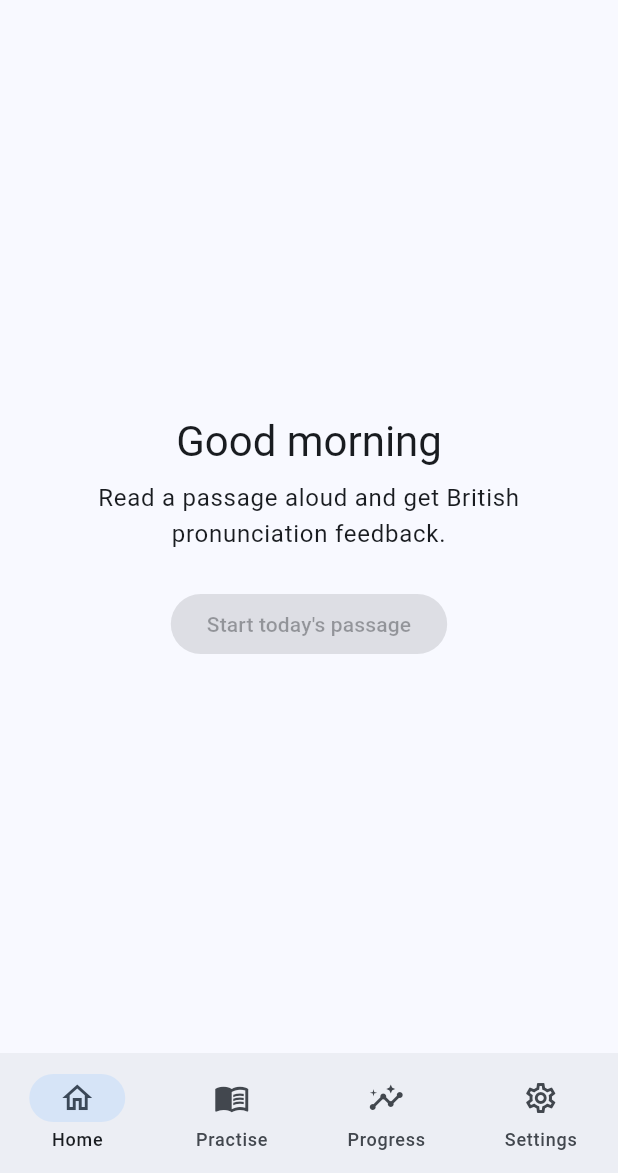
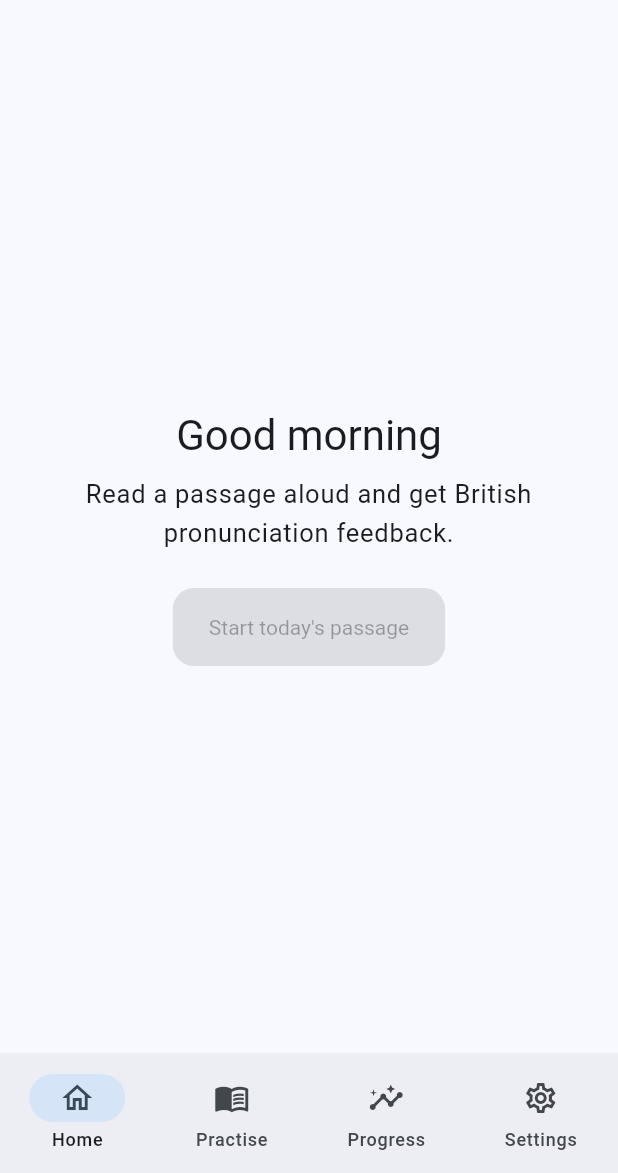
Before and after one commit to idawud/UK-Pronunciation-Coach, a Flutter app: the screen it shows after launch, on a phone screen of 412 x 824 dp, the part 63-1236 px from its top. Run offline on Flutter 3.47's test engine with Material 3 defaults, Android fonts, the phone set to English and light mode, and no system bars; our stand-ins replace device_info_plus, flutter_riverpod, freezed_annotation, go_router; missing offline and left inert: dart:ffi, onnxruntime_v2.

Commit message:
Add Material 3 theme with AA score colours, cues, typography and layout helpers
Bundle Noto Sans (SIL OFL 1.1) as the IPA font, add ScoreCue underline/icon
helpers, passage text size 18-22 sp provider, ReadingWidth/TwoPane helpers and
a WCAG AA contrast test.

Co-Authored-By: Claude Opus 5.5 <noreply@anthropic.com>

```diff
--- a/lib/ui/theme/app_theme.dart
+++ b/lib/ui/theme/app_theme.dart
@@ -1,26 +1,71 @@
 import 'package:flutter/material.dart';
 
 import 'score_colors.dart';
+import 'typography.dart';
 
-/// App themes (placeholder from W0; U1 owns and replaces the look, keeping
-/// `AppTheme.light()` / `AppTheme.dark()` and the [ScoreColors] extension).
+/// App themes: Material 3, light and dark, from one navy seed, with large readable
+/// type, the bundled IPA font as a fallback for every style, and [ScoreColors].
+/// `AppTheme.light()` / `AppTheme.dark()` and the [ScoreColors] extension are the API.
 abstract final class AppTheme {
   static const Color _seed = Color(0xFF1F4E79);
 
   /// Light theme.
-  static ThemeData light() => ThemeData(
-    useMaterial3: true,
-    colorScheme: ColorScheme.fromSeed(seedColor: _seed),
-    extensions: const [ScoreColors.light],
-  );
+  static ThemeData light() => _build(Brightness.light, ScoreColors.light);
 
   /// Dark theme.
-  static ThemeData dark() => ThemeData(
-    useMaterial3: true,
-    colorScheme: ColorScheme.fromSeed(
+  static ThemeData dark() => _build(Brightness.dark, ScoreColors.dark);
+
+  static ThemeData _build(Brightness brightness, ScoreColors scores) {
+    final scheme = ColorScheme.fromSeed(
       seedColor: _seed,
-      brightness: Brightness.dark,
-    ),
-    extensions: const [ScoreColors.dark],
-  );
+      brightness: brightness,
+    );
+    final base = ThemeData(
+      useMaterial3: true,
+      colorScheme: scheme,
+      brightness: brightness,
+    );
+    const fallback = [AppTypography.ipaFontFamily];
+    final text = base.textTheme
+        .copyWith(
+          bodyLarge: base.textTheme.bodyLarge!.copyWith(fontSize: 17),
+          bodyMedium: base.textTheme.bodyMedium!.copyWith(fontSize: 15),
+        )
+        .apply(fontFamilyFallback: fallback);
+    return base.copyWith(
+      textTheme: text,
+      primaryTextTheme: base.primaryTextTheme.apply(
+        fontFamilyFallback: fallback,
+      ),
+      scaffoldBackgroundColor: scheme.surface,
+      appBarTheme: AppBarTheme(
+        backgroundColor: scheme.surface,
+        foregroundColor: scheme.onSurface,
+        centerTitle: false,
+        scrolledUnderElevation: 1,
+      ),
+      cardTheme: CardThemeData(
+        elevation: 0,
+        color: scheme.surfaceContainerLow,
+        margin: EdgeInsets.zero,
+        shape: RoundedRectangleBorder(borderRadius: BorderRadius.circular(16)),
+      ),
+      filledButtonTheme: FilledButtonThemeData(
+        style: FilledButton.styleFrom(
+          minimumSize: const Size(64, 52),
+          textStyle: text.titleMedium,
+          shape: RoundedRectangleBorder(
+            borderRadius: BorderRadius.circular(14),
+          ),
+        ),
+      ),
+      outlinedButtonTheme: OutlinedButtonThemeData(
+        style: OutlinedButton.styleFrom(minimumSize: const Size(64, 48)),
+      ),
+      progressIndicatorTheme: const ProgressIndicatorThemeData(
+        linearMinHeight: 8,
+      ),
+      extensions: [scores],
+    );
+  }
 }
--- a/lib/ui/theme/score_colors.dart
+++ b/lib/ui/theme/score_colors.dart
@@ -4,6 +4,10 @@ import '../../core/models/enums.dart';
 
 /// Score colour tokens (U1 owns the values; the class name, fields and [of] are what
 /// U2/U3/U4 code against). Read with `ScoreColors.of(context)`, never hard-code colours.
+///
+/// Every value meets WCAG AA (4.5:1) as text on the theme's surface and card colours
+/// (checked in test/ui/theme/contrast_test.dart). Colour is never the only cue: pair it
+/// with `ScoreCue` (underline + icon) from score_cue.dart.
 @immutable
 class ScoreColors extends ThemeExtension<ScoreColors> {
   /// Creates the tokens.
@@ -26,20 +30,20 @@ class ScoreColors extends ThemeExtension<ScoreColors> {
   /// Words that are not scored.
   final Color notScored;
 
-  /// Placeholder light values (U1 replaces with WCAG AA checked colours).
+  /// Light theme values (AA on white and the light surface containers).
   static const light = ScoreColors(
-    good: Color(0xFF1B7F3B),
-    close: Color(0xFF9A6100),
+    good: Color(0xFF1B6E33),
+    close: Color(0xFF8A5000),
     fix: Color(0xFFB3261E),
-    notScored: Color(0xFF6B6B6B),
+    notScored: Color(0xFF5C5F66),
   );
 
-  /// Placeholder dark values.
+  /// Dark theme values (AA on the dark surface containers).
   static const dark = ScoreColors(
     good: Color(0xFF7BD88F),
     close: Color(0xFFFFC266),
     fix: Color(0xFFFF8A80),
-    notScored: Color(0xFFB0B0B0),
+    notScored: Color(0xFFB4B7BE),
   );
 
   /// The tokens of the current theme (light values if the theme has none).
@@ -53,6 +57,9 @@ class ScoreColors extends ThemeExtension<ScoreColors> {
     WordStatus.fix || WordStatus.missed => fix,
     WordStatus.notScored => notScored,
   };
+
+  /// Colour for a 0-100 [score] (default thresholds).
+  Color forScore(num score) => forStatus(WordStatus.fromScore(score.round()));
 
   @override
   ScoreColors copyWith({
--- /dev/null
+++ b/lib/ui/theme/typography.dart
@@ -0,0 +1,57 @@
+import 'package:flutter/material.dart';
+import 'package:flutter_riverpod/flutter_riverpod.dart';
+
+import '../../core/providers.dart';
+
+/// Shared text styles: passage text (18-22 sp, adjustable) and IPA.
+abstract final class AppTypography {
+  /// Bundled IPA-capable font family (Noto Sans, SIL OFL 1.1; see pubspec.yaml).
+  static const String ipaFontFamily = 'NotoSansIPA';
+
+  /// Smallest passage text size (sp).
+  static const double passageMinSize = 18;
+
+  /// Default passage text size (sp), `UserProfile.textScale == 1.0`.
+  static const double passageDefaultSize = 20;
+
+  /// Largest passage text size (sp).
+  static const double passageMaxSize = 22;
+
+  /// Passage text size for a profile `textScale` (1.0 = 20 sp), clamped to 18-22.
+  static double passageSizeForScale(double textScale) =>
+      (passageDefaultSize * textScale).clamp(passageMinSize, passageMaxSize);
+
+  /// The profile `textScale` to store for a passage text [size] (clamped to 18-22).
+  static double textScaleForSize(double size) =>
+      size.clamp(passageMinSize, passageMaxSize) / passageDefaultSize;
+
+  /// Passage reading style at [size] sp (use `ref.watch(passageTextSizeProvider)`).
+  static TextStyle passage(BuildContext context, {double? size}) =>
+      Theme.of(context).textTheme.bodyLarge!.copyWith(
+        fontSize: size ?? passageDefaultSize,
+        height: 1.6,
+        letterSpacing: 0.1,
+      );
+
+  /// Style for IPA transcriptions such as /θ ˈɜː z d eɪ/. Uses the bundled font so
+  /// every symbol renders on every device. [size] defaults to bodyLarge's size.
+  static TextStyle ipa(BuildContext context, {double? size}) {
+    final base = Theme.of(context).textTheme.bodyLarge!;
+    return base.copyWith(
+      fontFamily: ipaFontFamily,
+      fontFamilyFallback: [...?base.fontFamilyFallback, ipaFontFamily],
+      fontSize: size ?? base.fontSize,
+      letterSpacing: 0.5,
+    );
+  }
+
+  /// [phonemes] as a slash-wrapped IPA string, e.g. `/θ ɜː z d eɪ/`.
+  static String slashes(Iterable<String> phonemes) => '/${phonemes.join(' ')}/';
+}
+
+/// Passage text size in sp (18-22), from `UserProfile.textScale`. Settings (U4) changes
+/// it by saving the profile with `AppTypography.textScaleForSize(size)`.
+final passageTextSizeProvider = Provider<double>((ref) {
+  final profile = ref.watch(userProfileProvider).value;
+  return AppTypography.passageSizeForScale(profile?.textScale ?? 1.0);
+});
--- a/pubspec.yaml
+++ b/pubspec.yaml
@@ -45,3 +45,8 @@ flutter:
   assets:
     - assets/content/
     - assets/models/
+  # IPA-capable font (SIL OFL 1.1, assets/fonts/NotoSans-OFL.txt), added by U1-home.
+  fonts:
+    - family: NotoSansIPA
+      fonts:
+        - asset: assets/fonts/NotoSans-Regular.ttf
```
Also changed, not shown: assets/fonts/NotoSans-OFL.txt (added, +93 -0 lines), lib/ui/theme/responsive.dart (added, +139 -0 lines), lib/ui/theme/score_cue.dart (added, +166 -0 lines), lib/ui/theme/theme.dart (added, +10 -0 lines), assets/fonts/NotoSans-Regular.ttf (added), 2 other files.
